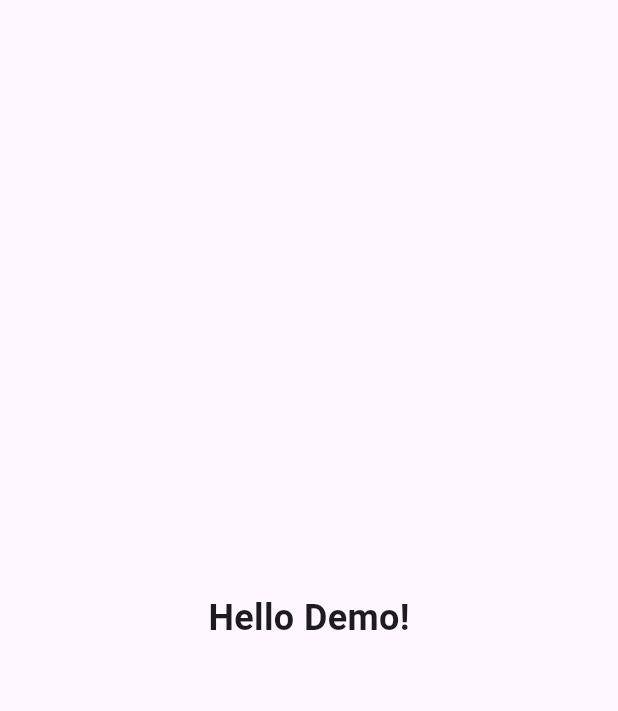
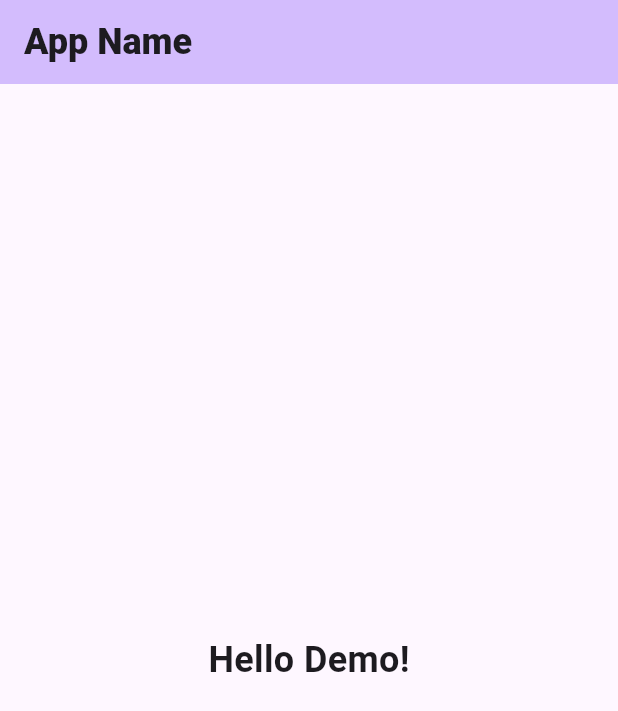
Before and after one commit to boris920308/flutter_training, a Flutter app: the screen it shows after launch, on a phone screen of 412 x 824 dp. Shown: the top 711 px of the screen. Run offline on Flutter 3.47's test engine with Material 3 defaults, Android fonts, the phone set to English and light mode, and no system bars.

Commit message:
feat. appbar 추가

```diff
--- a/demo/lib/main.dart
+++ b/demo/lib/main.dart
@@ -26,7 +26,17 @@ class MyHomePage extends StatelessWidget {
 
   @override
   Widget build(BuildContext context) {
-    return const Scaffold(
+    return Scaffold(
+      appBar: AppBar(
+        title: const Text(
+          'App Name',
+          style: TextStyle(
+            fontSize: 24,
+            fontWeight: FontWeight.w900
+          ),
+          ),
+        backgroundColor: Theme.of(context).colorScheme.inversePrimary,
+      ),
       body: Center(
         child: Text(
           'Hello Demo!',
```
